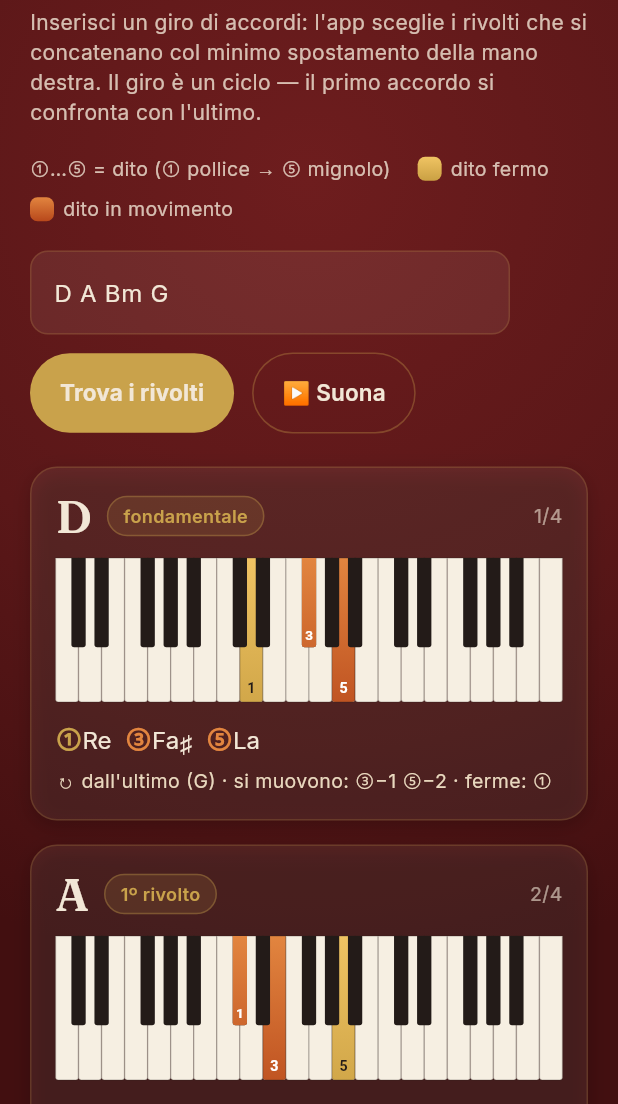
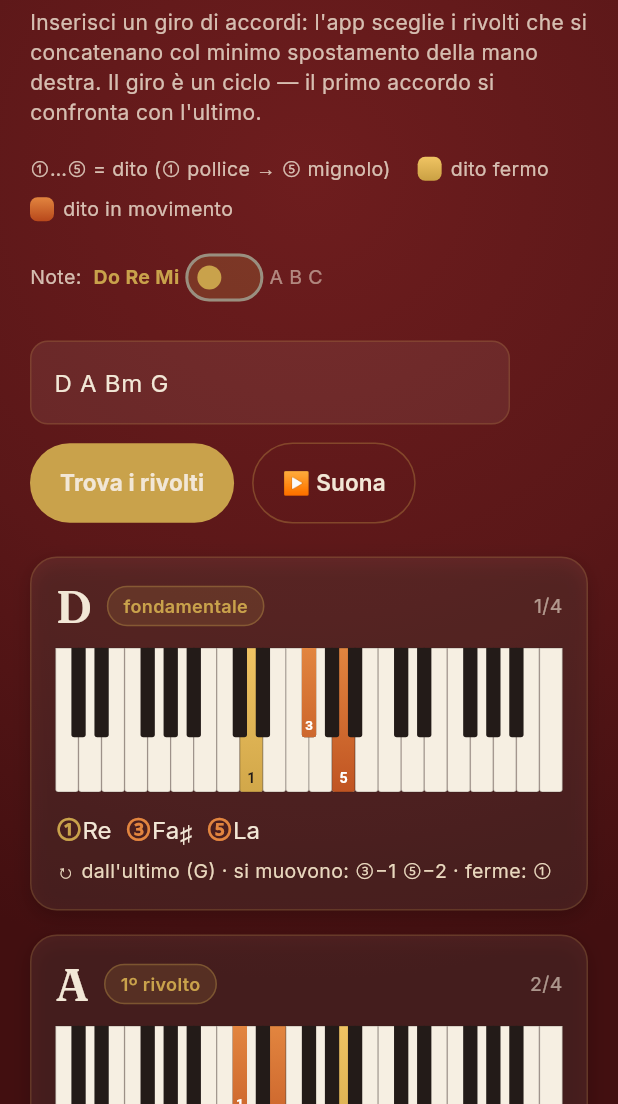
Before and after one commit to ianes1978/Chord-Flow, a Flutter app: the screen it shows after launch, on a phone screen of 412 x 824 dp, the part 132-1236 px from its top. Run offline on Flutter 3.47's test engine with Material 3 defaults, Android fonts, the phone set to English and light mode, and no system bars; our stand-ins replace google_fonts; missing offline and left inert: flutter_soloud.

Commit message:
Switch notazione note: solfeggio (Do Re Mi) ↔ lettere (A B C)
Aggiunto in alto uno switch che cambia la notazione delle note nelle
card (riga dito+nota). Il nome degli accordi resta con le lettere.

Co-Authored-By: Claude Opus 4.8 <noreply@anthropic.com>
Claude-Session: https://claude.ai/code/session_01DUZqHvsSWByx5QpbsnoWA7

```diff
--- a/lib/ui/chord_card.dart
+++ b/lib/ui/chord_card.dart
@@ -11,6 +11,7 @@ class ChordCard extends StatelessWidget {
   final int index; // 0-based
   final int total;
   final bool highlighted; // evidenziazione durante la riproduzione
+  final bool useLetters; // true = note con lettere (A B C), false = solfeggio
   final VoidCallback onTap;
 
   const ChordCard({
@@ -19,8 +20,13 @@ class ChordCard extends StatelessWidget {
     required this.index,
     required this.total,
     required this.highlighted,
+    required this.useLetters,
     required this.onTap,
   });
+
+  /// Nome della nota secondo la preferenza (lettere o solfeggio).
+  String _noteName(int midi) =>
+      (useLetters ? noteNames : noteNamesIt)[midi % 12];
 
   /// Formatta un delta col segno usando il segno meno tipografico (−).
   String _signed(int delta) => delta > 0 ? '+$delta' : '−${delta.abs()}';
@@ -157,7 +163,7 @@ class ChordCard extends StatelessWidget {
         style: AppText.ui(size: 18, weight: FontWeight.w700, color: color),
       ));
       spans.add(TextSpan(
-        text: '${noteNamesIt[v.midi % 12]}  ',
+        text: '${_noteName(v.midi)}  ',
         style: AppText.ui(size: 16, color: AppColors.cream),
       ));
     }
--- a/lib/ui/home_page.dart
+++ b/lib/ui/home_page.dart
@@ -25,6 +25,7 @@ class _HomePageState extends State<HomePage> {
   List<String> _unknown = [];
   int? _highlighted; // indice della card evidenziata durante la riproduzione
   bool _playing = false;
+  bool _useLetters = false; // false = solfeggio (Do Re Mi), true = lettere (A B C)
 
   @override
   void initState() {
@@ -98,6 +99,8 @@ class _HomePageState extends State<HomePage> {
                         _header(),
                         const SizedBox(height: 18),
                         _legend(),
+                        const SizedBox(height: 12),
+                        _notationToggle(),
                         const SizedBox(height: 18),
                         _inputRow(),
                         if (_unknown.isNotEmpty) ...[
@@ -166,6 +169,40 @@ class _HomePageState extends State<HomePage> {
         _legendDot(AppColors.stayGradient, 'dito fermo'),
         _legendDot(AppColors.moveGradient, 'dito in movimento'),
       ],
+    );
+  }
+
+  /// Switch per scegliere la notazione delle note: solfeggio (Do Re Mi) o
+  /// lettere (A B C). Il nome degli accordi resta sempre con le lettere.
+  Widget _notationToggle() {
+    return Row(
+      mainAxisSize: MainAxisSize.min,
+      children: [
+        Text('Note:',
+            style: AppText.ui(size: 13, color: const Color(0xCCF2E7D6))),
+        const SizedBox(width: 8),
+        _notationLabel('Do Re Mi', !_useLetters),
+        Switch(
+          value: _useLetters,
+          onChanged: (v) => setState(() => _useLetters = v),
+          activeColor: AppColors.brass,
+          activeTrackColor: const Color(0x55C9A24B),
+          inactiveThumbColor: AppColors.brass,
+          inactiveTrackColor: const Color(0x33C9A24B),
+        ),
+        _notationLabel('A B C', _useLetters),
+      ],
+    );
+  }
+
+  Widget _notationLabel(String text, bool active) {
+    return Text(
+      text,
+      style: AppText.ui(
+        size: 13,
+        weight: active ? FontWeight.w700 : FontWeight.w400,
+        color: active ? AppColors.brass : const Color(0x88F2E7D6),
+      ),
     );
   }
 
@@ -270,6 +307,7 @@ class _HomePageState extends State<HomePage> {
           index: i,
           total: _voiced.length,
           highlighted: _highlighted == i,
+          useLetters: _useLetters,
           onTap: () => _playOne(i),
         ),
     ];
```
